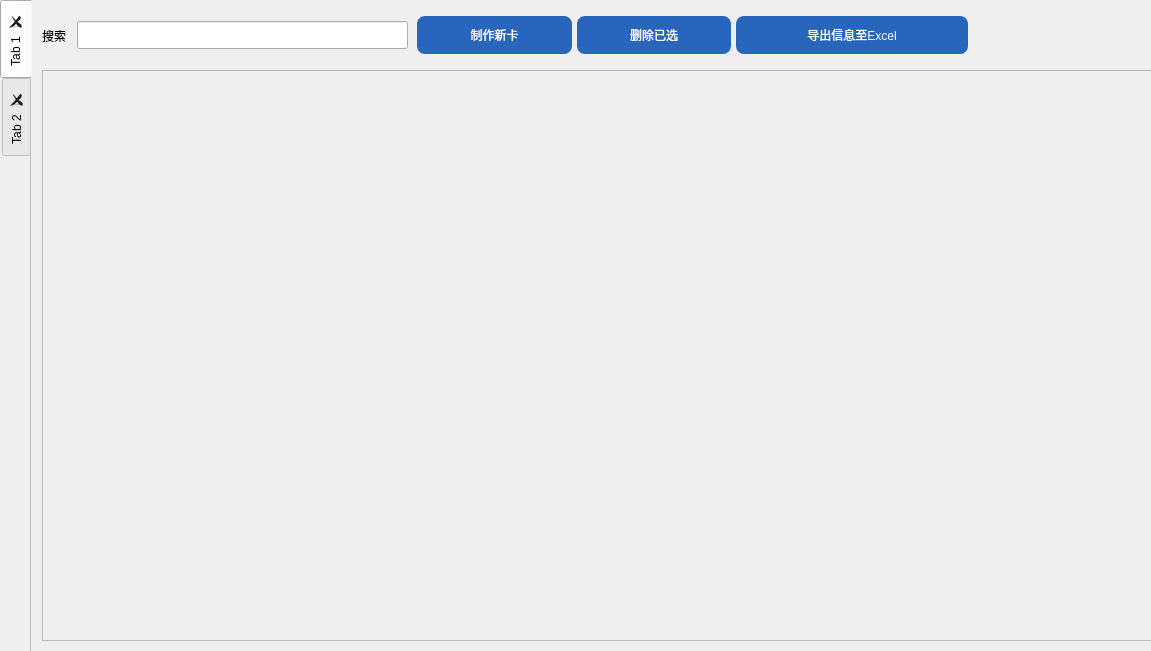
Qt form visualizationSrc/qtUI/CardControler/cardControler.ui (NWYLZW/A-Language-IDE) before a commit.
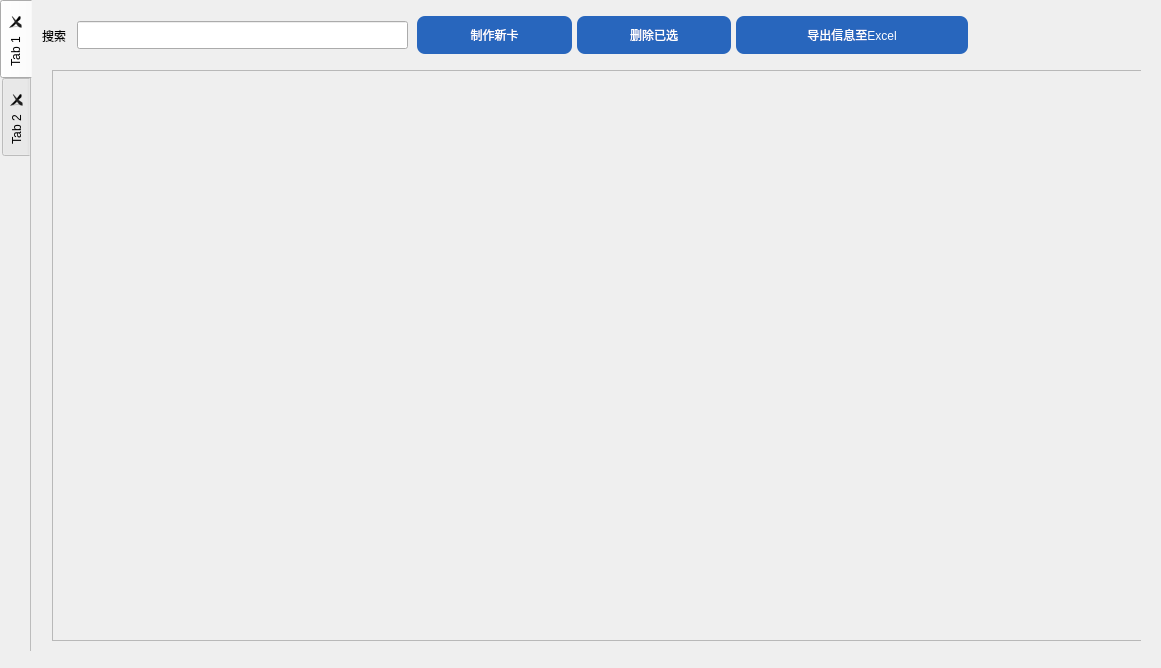
The same form after that commit.

The edit to the form file:
```diff
--- a/visualizationSrc/qtUI/CardControler/cardControler.ui
+++ b/visualizationSrc/qtUI/CardControler/cardControler.ui
@@ -6,25 +6,30 @@
    <rect>
     <x>0</x>
     <y>0</y>
-    <width>1151</width>
-    <height>651</height>
+    <width>1161</width>
+    <height>668</height>
    </rect>
   </property>
   <property name="maximumSize">
    <size>
-    <width>1151</width>
-    <height>651</height>
+    <width>16777215</width>
+    <height>16777215</height>
    </size>
   </property>
   <property name="windowTitle">
    <string>Form</string>
   </property>
+  <property name="styleSheet">
+   <string notr="true">#Form{
+	padding:10px;
+}</string>
+  </property>
   <widget class="QTabWidget" name="CardControler_Tabs">
    <property name="geometry">
     <rect>
      <x>0</x>
      <y>0</y>
-     <width>1151</width>
+     <width>1141</width>
      <height>651</height>
     </rect>
    </property>
@@ -98,9 +103,9 @@
     <widget class="QScrollArea" name="cardScroll">
      <property name="geometry">
       <rect>
-       <x>10</x>
+       <x>20</x>
        <y>70</y>
-       <width>1111</width>
+       <width>1091</width>
        <height>571</height>
       </rect>
      </property>
@@ -112,7 +117,7 @@
        <rect>
         <x>0</x>
         <y>0</y>
-        <width>1109</width>
+        <width>1089</width>
         <height>569</height>
        </rect>
       </property>
```
Left out of the diff: 6 changed lines with no effect on the pictures.
